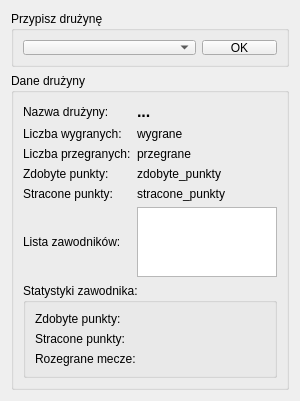
First picture: the form in qtdesignerfiles/okno_druzyny.ui, repository Unknown22/Tournament-Manager, before the edit.
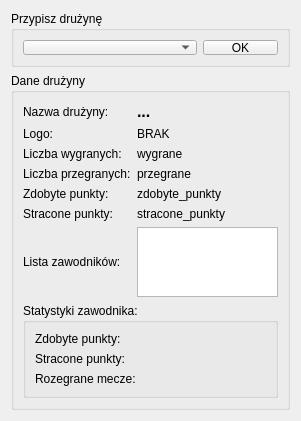
Second picture: the form after the edit.

The edit to the form file:
```diff
--- a/qtdesignerfiles/okno_druzyny.ui
+++ b/qtdesignerfiles/okno_druzyny.ui
@@ -6,8 +6,8 @@
    <rect>
     <x>0</x>
     <y>0</y>
-    <width>300</width>
-    <height>377</height>
+    <width>301</width>
+    <height>396</height>
    </rect>
   </property>
   <property name="windowTitle">
@@ -51,6 +51,57 @@
       <string>Dane drużyny</string>
      </property>
      <layout class="QGridLayout" name="gridLayout_4">
+      <item row="7" column="0" colspan="2">
+       <widget class="QGroupBox" name="groupBox_3">
+        <property name="title">
+         <string>Statystyki zawodnika:</string>
+        </property>
+        <layout class="QGridLayout" name="gridLayout">
+         <item row="0" column="0">
+          <widget class="QLabel" name="label_8">
+           <property name="text">
+            <string>Zdobyte punkty:</string>
+           </property>
+          </widget>
+         </item>
+         <item row="1" column="0">
+          <widget class="QLabel" name="label_9">
+           <property name="text">
+            <string>Stracone punkty:</string>
+           </property>
+          </widget>
+         </item>
+         <item row="2" column="0">
+          <widget class="QLabel" name="label_10">
+           <property name="text">
+            <string>Rozegrane mecze:</string>
+           </property>
+          </widget>
+         </item>
+         <item row="1" column="1">
+          <widget class="QLabel" name="label_stracone_punkty_zawodnik">
+           <property name="text">
+            <string/>
+           </property>
+          </widget>
+         </item>
+         <item row="2" column="1">
+          <widget class="QLabel" name="label_rozegrane_mecze">
+           <property name="text">
+            <string/>
+           </property>
+          </widget>
+         </item>
+         <item row="0" column="1">
+          <widget class="QLabel" name="label_zdobyte_punkty_zawodnik">
+           <property name="text">
+            <string/>
+           </property>
+          </widget>
+         </item>
+        </layout>
+       </widget>
+      </item>
       <item row="0" column="0">
        <widget class="QLabel" name="label">
         <property name="text">
@@ -72,121 +123,84 @@
         </property>
        </widget>
       </item>
-      <item row="1" column="0">
+      <item row="2" column="0">
        <widget class="QLabel" name="label_4">
         <property name="text">
          <string>Liczba wygranych:</string>
         </property>
        </widget>
       </item>
-      <item row="1" column="1">
-       <widget class="QLabel" name="label_liczba_wygranych">
-        <property name="text">
-         <string>wygrane</string>
-        </property>
-       </widget>
-      </item>
-      <item row="2" column="0">
+      <item row="3" column="0">
        <widget class="QLabel" name="label_5">
         <property name="text">
          <string>Liczba przegranych:</string>
         </property>
        </widget>
       </item>
-      <item row="2" column="1">
+      <item row="3" column="1">
        <widget class="QLabel" name="label_liczba_przegranych">
         <property name="text">
          <string>przegrane</string>
         </property>
        </widget>
       </item>
-      <item row="3" column="0">
-       <widget class="QLabel" name="label_6">
+      <item row="2" column="1">
+       <widget class="QLabel" name="label_liczba_wygranych">
         <property name="text">
-         <string>Zdobyte punkty:</string>
+         <string>wygrane</string>
         </property>
        </widget>
       </item>
-      <item row="3" column="1">
-       <widget class="QLabel" name="label_zdobyte_punkty">
-        <property name="text">
-         <string>zdobyte_punkty</string>
-        </property>
-       </widget>
-      </item>
-      <item row="4" column="0">
+      <item row="5" column="0">
        <widget class="QLabel" name="label_7">
         <property name="text">
          <string>Stracone punkty:</string>
         </property>
        </widget>
       </item>
-      <item row="4" column="1">
+      <item row="4" column="0">
+       <widget class="QLabel" name="label_6">
+        <property name="text">
+         <string>Zdobyte punkty:</string>
+        </property>
+       </widget>
+      </item>
+      <item row="5" column="1">
        <widget class="QLabel" name="label_stracone_punkty">
         <property name="text">
          <string>stracone_punkty</string>
         </property>
        </widget>
       </item>
-      <item row="5" column="0">
+      <item row="4" column="1">
+       <widget class="QLabel" name="label_zdobyte_punkty">
+        <property name="text">
+         <string>zdobyte_punkty</string>
+        </property>
+       </widget>
+      </item>
+      <item row="6" column="1">
+       <widget class="QListWidget" name="listWidget"/>
+      </item>
+      <item row="6" column="0">
        <widget class="QLabel" name="label_3">
         <property name="text">
          <string>Lista zawodników:</string>
         </property>
        </widget>
       </item>
-      <item row="5" column="1">
-       <widget class="QListWidget" name="listWidget"/>
+      <item row="1" column="0">
+       <widget class="QLabel" name="label_11">
+        <property name="text">
+         <string>Logo:</string>
+        </property>
+       </widget>
       </item>
-      <item row="6" column="0" colspan="2">
-       <widget class="QGroupBox" name="groupBox_3">
-        <property name="title">
-         <string>Statystyki zawodnika:</string>
+      <item row="1" column="1">
+       <widget class="QLabel" name="label_logo">
+        <property name="text">
+         <string>BRAK</string>
         </property>
-        <layout class="QGridLayout" name="gridLayout">
-         <item row="0" column="0">
-          <widget class="QLabel" name="label_8">
-           <property name="text">
-            <string>Zdobyte punkty:</string>
-           </property>
-          </widget>
-         </item>
-         <item row="1" column="0">
-          <widget class="QLabel" name="label_9">
-           <property name="text">
-            <string>Stracone punkty:</string>
-           </property>
-          </widget>
-         </item>
-         <item row="2" column="0">
-          <widget class="QLabel" name="label_10">
-           <property name="text">
-            <string>Rozegrane mecze:</string>
-           </property>
-          </widget>
-         </item>
-         <item row="1" column="1">
-          <widget class="QLabel" name="label_stracone_punkty_zawodnik">
-           <property name="text">
-            <string/>
-           </property>
-          </widget>
-         </item>
-         <item row="2" column="1">
-          <widget class="QLabel" name="label_rozegrane_mecze">
-           <property name="text">
-            <string/>
-           </property>
-          </widget>
-         </item>
-         <item row="0" column="1">
-          <widget class="QLabel" name="label_zdobyte_punkty_zawodnik">
-           <property name="text">
-            <string/>
-           </property>
-          </widget>
-         </item>
-        </layout>
        </widget>
       </item>
      </layout>
```
Left out of the diff: 2 changed lines with no effect on the pictures.
